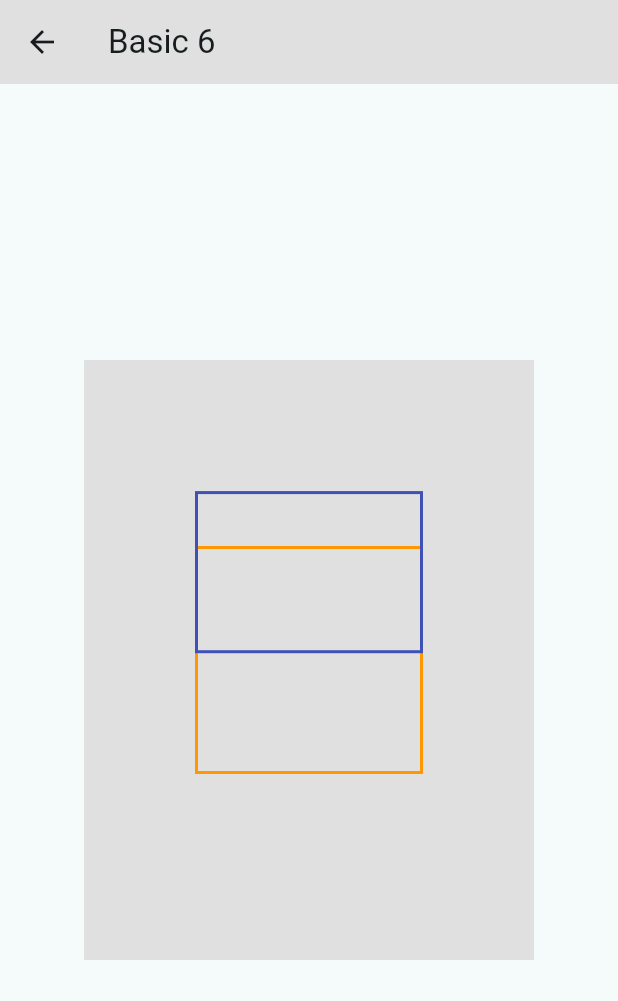
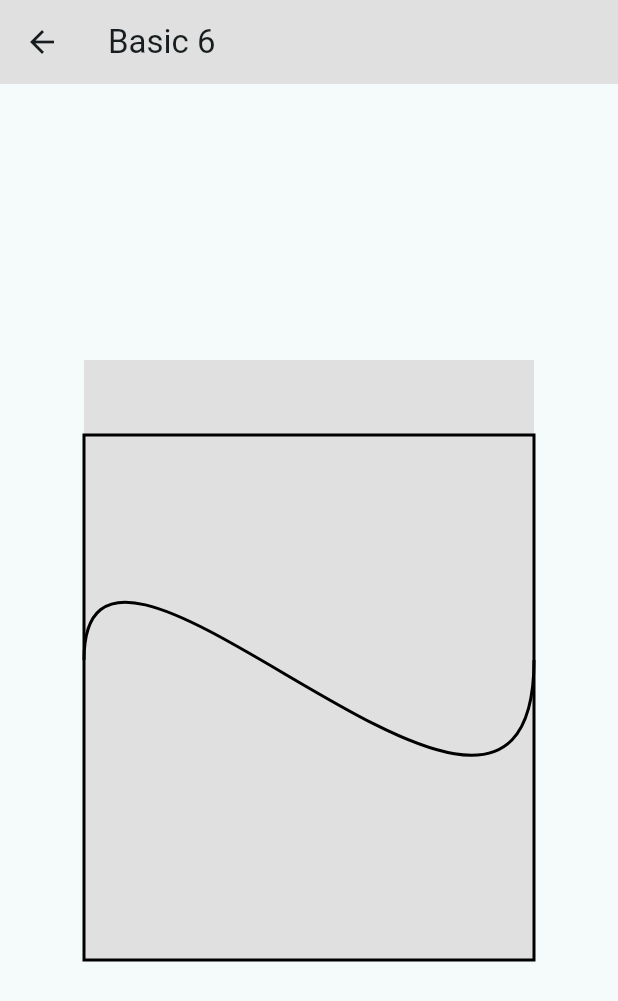
Before and after one commit to VaibhavVadle/flutter_playground, a Flutter app: the screen it shows after launch, after a tap on "Basic 6", on a phone screen of 412 x 824 dp. Shown: the top 1001 px of the screen. Run offline on Flutter 3.47's test engine with Material 3 defaults, Android fonts, the phone set to English and light mode, and no system bars.

Commit message:
Added calculate rect bounds of canvas

```diff
--- a/lib/basics/basic_six.dart
+++ b/lib/basics/basic_six.dart
@@ -18,7 +18,8 @@ class BasicSix extends StatelessWidget {
         child: Container(
           color: Colors.grey.shade300,
           child: CustomPaint(
-            painter: MasterPainter(),
+            // painter: MasterPainter(),
+            painter: CalculateBoundPainter(),
             size: Size(300, 400),
           ),
         ),
@@ -61,9 +62,29 @@ class MasterPainter extends CustomPainter {
 
     Path transformPath = path.transform(transformation.storage);
     canvas.drawPath(transformPath, indigo);
-
   }
 
   @override
   bool shouldRepaint(covariant CustomPainter oldDelegate) => true;
 }
+
+class CalculateBoundPainter extends CustomPainter {
+  @override
+  void paint(Canvas canvas, Size size) {
+    Paint paint = Paint()
+      ..style = PaintingStyle.stroke
+      ..color = Colors.black
+      ..strokeWidth = 2;
+    Path path = Path()
+      ..moveTo(0, size.height / 2)
+      ..cubicTo(0, size.height / 8, size.width, size.height, size.width,
+          size.height / 2);
+    canvas.drawPath(path, paint);
+    Rect rect = path.getBounds();
+    print('Height ${rect.height} Width ${rect.width}');
+    canvas.drawRect(rect, paint);
+  }
+
+  @override
+  bool shouldRepaint(covariant CustomPainter oldDelegate) => false;
+}
```
